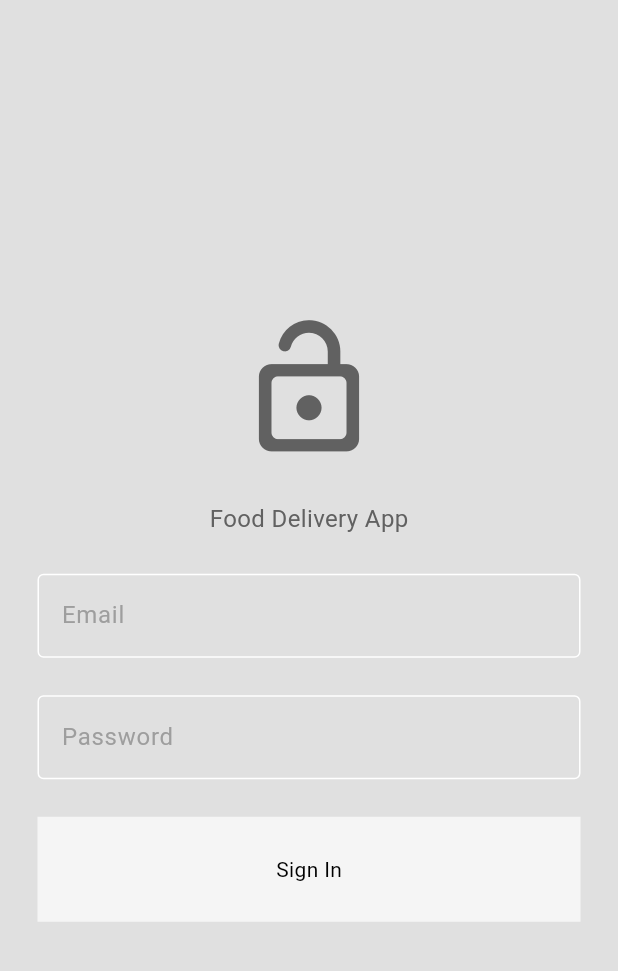
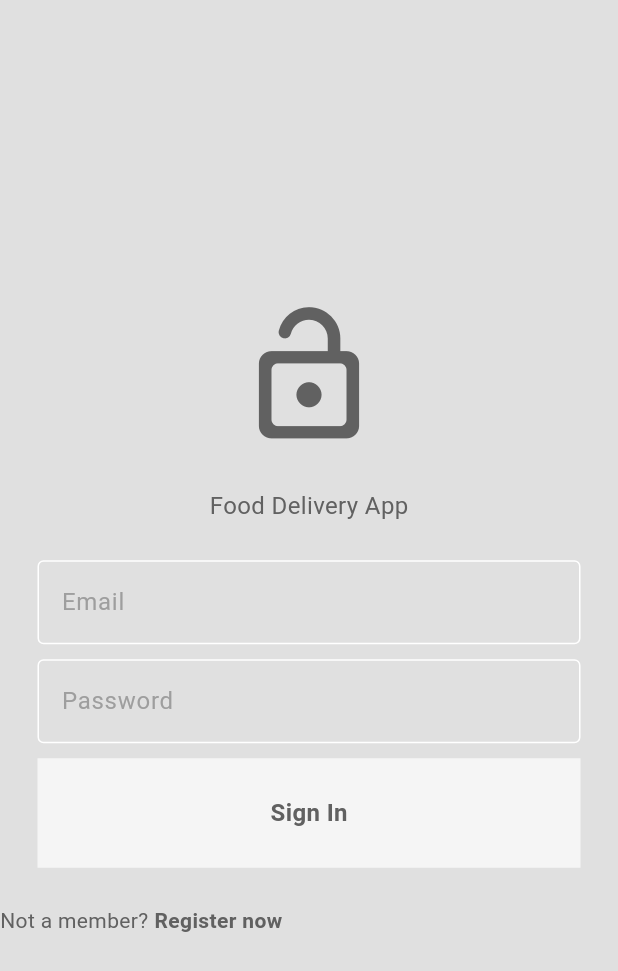
Before and after one commit to ErArjun/food_delivery, a Flutter app: the screen it shows after launch, on a phone screen of 412 x 824 dp. Shown: the top 971 px of the screen. Run offline on Flutter 3.47's test engine with Material 3 defaults, Android fonts, the phone set to English and light mode, and no system bars.

Commit message:
login page completed

```diff
--- a/lib/components/my_button.dart
+++ b/lib/components/my_button.dart
@@ -21,7 +21,14 @@ class MyButton extends StatelessWidget {
           color: Theme.of(context).colorScheme.secondary,
         ),
         child: Center(
-          child: Text(text),
+          child: Text(
+            text,
+            style: TextStyle(
+              fontWeight: FontWeight.bold,
+              color: Theme.of(context).colorScheme.inversePrimary,
+              fontSize: 16,
+            ),
+          ),
         ),
       ),
     );
--- a/lib/main.dart
+++ b/lib/main.dart
@@ -18,7 +18,9 @@ class MyApp extends StatelessWidget {
   Widget build(BuildContext context) {
     return MaterialApp(
       debugShowCheckedModeBanner: false,
-      home: LoginPage(),
+      home: LoginPage(
+        onTap: () {},
+      ),
       theme: Provider.of<ThemeProvider>(context).themeData,
     );
   }
--- a/lib/pages/login_page.dart
+++ b/lib/pages/login_page.dart
@@ -2,12 +2,22 @@ import 'package:flutter/material.dart';
 import 'package:food_delivery/components/my_button.dart';
 import 'package:food_delivery/components/my_textfield.dart';
 
-class LoginPage extends StatelessWidget {
+class LoginPage extends StatefulWidget {
+  final void Function()? onTap;
+  const LoginPage({
+    super.key,
+    required this.onTap,
+  });
+
+  @override
+  State<LoginPage> createState() => _LoginPageState();
+}
+
+class _LoginPageState extends State<LoginPage> {
 //text editing controller
   final TextEditingController emailController = TextEditingController();
+
   final TextEditingController passwordController = TextEditingController();
-
-  LoginPage({super.key});
 
   @override
   Widget build(BuildContext context) {
@@ -44,7 +54,7 @@ class LoginPage extends StatelessWidget {
               obscureText: false,
             ),
 
-            const SizedBox(height: 25),
+            const SizedBox(height: 10),
 
             //password textfield
             MyTextField(
@@ -53,14 +63,35 @@ class LoginPage extends StatelessWidget {
               obscureText: true,
             ),
 
-            const SizedBox(height: 25),
+            const SizedBox(height: 10),
             //sign in button
             MyButton(
               onTap: () {},
               text: "Sign In",
             ),
 
+            const SizedBox(height: 25),
+
             //not a member? register here
+            Row(
+              children: [
+                Text("Not a member?",
+                    style: TextStyle(
+                      color: Theme.of(context).colorScheme.inversePrimary,
+                    )),
+                const SizedBox(width: 4),
+                GestureDetector(
+                  onTap: widget.onTap,
+                  child: Text(
+                    "Register now",
+                    style: TextStyle(
+                      color: Theme.of(context).colorScheme.inversePrimary,
+                      fontWeight: FontWeight.bold,
+                    ),
+                  ),
+                ),
+              ],
+            )
           ],
         ),
       ),
```
